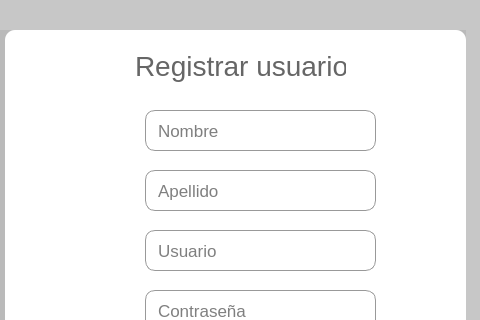
Above: ui/registrar.ui from Moises024/sistema_de_caja before the change; both pictures show x 325 to 805 and y 0 to 320 of the 1131 by 463 pixel window. Below: the same form after it.
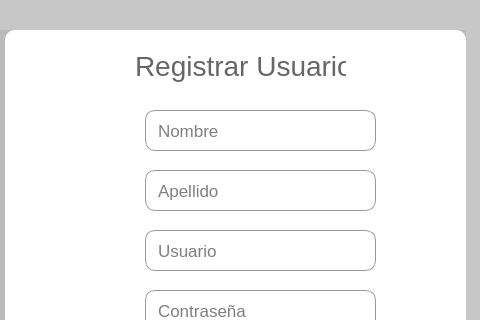
That is the form after the change. Icons and pictures are not drawn.

Patch:
```diff
--- a/ui/registrar.ui
+++ b/ui/registrar.ui
@@ -199,7 +199,7 @@
 background: none;</string>
      </property>
      <property name="text">
-      <string>Registrar usuario</string>
+      <string>Registrar Usuario</string>
      </property>
     </widget>
     <widget class="QLineEdit" name="input_nombre">
```
